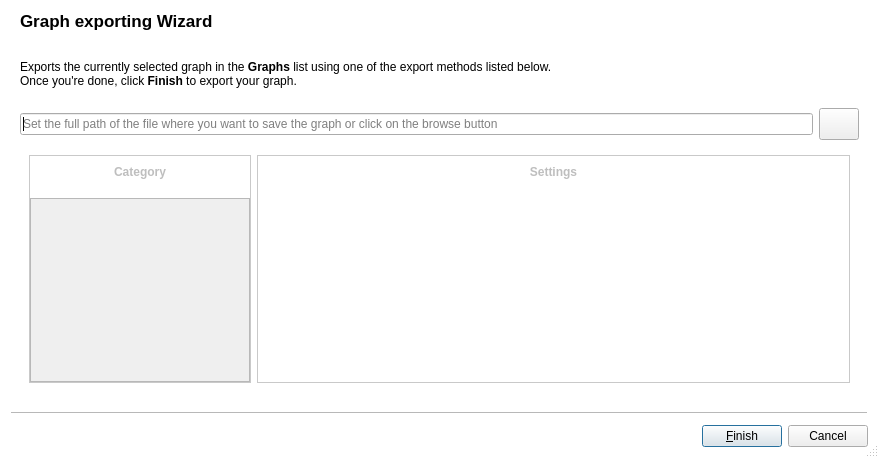
First picture: the form in plugins/perspective/GraphPerspective/designer/ExportWizard.ui, repository Tulip-Dev/tulip, before the edit.
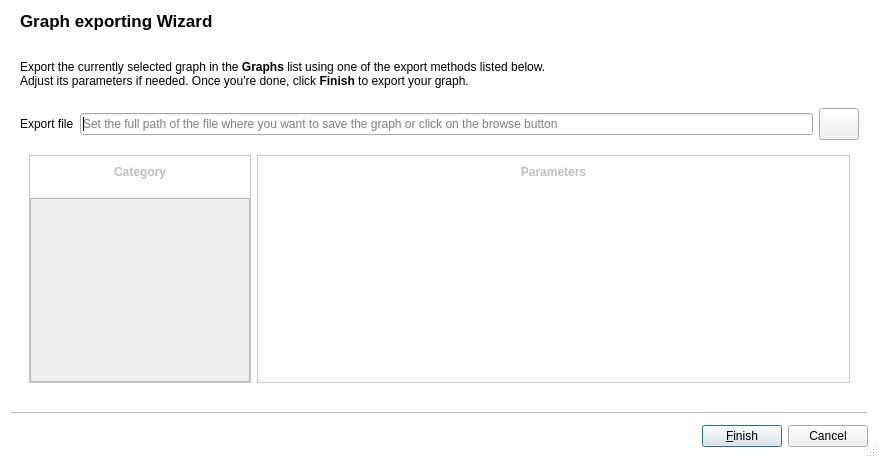
Second picture: the form after the edit. Icons and pictures are not drawn. Custom widgets are drawn as their Qt base class.

Commit message: Export/Import wizard dialogs fixes and enhancements

Diff of the .ui file:
```diff
--- a/plugins/perspective/GraphPerspective/designer/ExportWizard.ui
+++ b/plugins/perspective/GraphPerspective/designer/ExportWizard.ui
@@ -68,7 +68,7 @@
     <item>
      <widget class="QLabel" name="label">
       <property name="text">
-       <string>&lt;html&gt;&lt;head/&gt;&lt;body&gt;&lt;p&gt;&lt;br/&gt;Exports the currently selected graph in the &lt;span style=&quot; font-weight:600;&quot;&gt;Graphs&lt;/span&gt; list using one of the export methods listed below.&lt;br/&gt;Once you're done, click &lt;span style=&quot; font-weight:600;&quot;&gt;Finish&lt;/span&gt; to export your graph.&lt;br/&gt;&lt;/p&gt;&lt;/body&gt;&lt;/html&gt;</string>
+       <string>&lt;html&gt;&lt;head/&gt;&lt;body&gt;&lt;p&gt;&lt;br/&gt;Export the currently selected graph in the &lt;span style=&quot; font-weight:600;&quot;&gt;Graphs&lt;/span&gt; list using one of the export methods listed below.&lt;br/&gt;Adjust its parameters if needed. Once you're done, click &lt;span style=&quot; font-weight:600;&quot;&gt;Finish&lt;/span&gt; to export your graph.&lt;br/&gt;&lt;/p&gt;&lt;/body&gt;&lt;/html&gt;</string>
       </property>
       <property name="wordWrap">
        <bool>true</bool>
@@ -77,7 +77,14 @@
     </item>
     <item>
      <layout class="QHBoxLayout" name="horizontalLayout_2">
-      <item>
+       <item>
+	 <widget class="QLabel" name="exportFileLabel">
+	   <property name="text">
+	     <string>Export file</string>
+	   </property>
+	 </widget>
+       </item>
+       <item>
        <widget class="ClearableLineEdit" name="pathEdit">
         <property name="placeholderText">
          <string>Set the full path of the file where you want to save the graph or click on the browse button</string>
@@ -243,7 +250,7 @@
                  </size>
                 </property>
                 <property name="text">
-                 <string>&lt;b&gt;Settings&lt;b&gt;</string>
+                 <string>&lt;b&gt;Parameters&lt;b&gt;</string>
                 </property>
                 <property name="alignment">
                  <set>Qt::AlignCenter</set>
```
Left out of the diff: 6 changed lines with no effect on the pictures. The commit also changes 1 other file.
